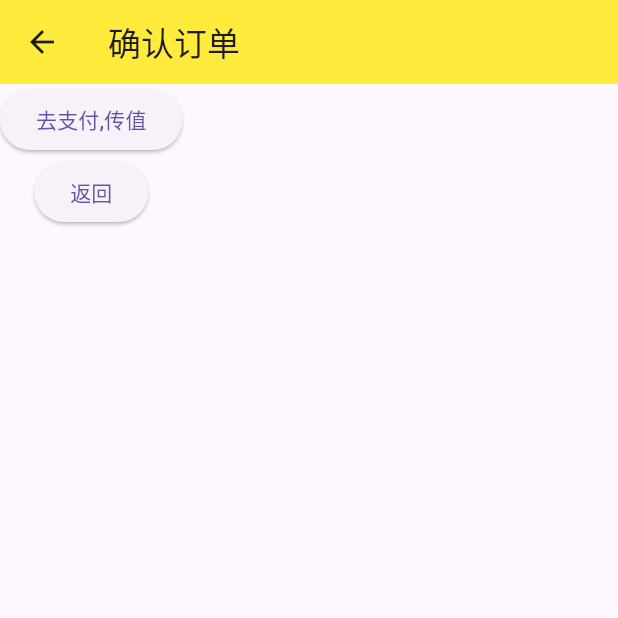
After one commit to su3233/flutter_demo, a Flutter app: the CreateOrderPage screen opened directly, on a phone screen of 412 x 824 dp, the top half of it. The commit adds this screen. Run offline on Flutter 3.47's test engine with Material 3 defaults, Android fonts, the phone set to English and light mode, and no system bars; our stand-ins replace date_format, fluttertoast, get, photo_view, shared_preferences; missing offline and left inert: dart:ffi; accounts and stored records are empty.

Commit message:
使用get进行路由跳转和传值、返回

```diff
--- /dev/null
+++ b/lib/bilibili/get/getPages/createOrder.dart
@@ -0,0 +1,30 @@
+import 'package:flutter/material.dart';
+import 'package:get/get.dart';
+
+class CreateOrderPage extends StatelessWidget {
+  const CreateOrderPage({super.key});
+
+  @override
+  Widget build(BuildContext context) {
+    return Scaffold(
+      appBar: AppBar(
+        title: const Text("确认订单"),
+        backgroundColor: Colors.yellow,
+      ),
+      body: Column(
+        children: [
+          ElevatedButton(
+              onPressed: () {
+                Get.toNamed("/realPay", arguments: {"count": "30元"});
+              },
+              child: const Text("去支付,传值")),
+          ElevatedButton(
+              onPressed: () {
+                Get.back();
+              },
+              child: const Text("返回")),
+        ],
+      ),
+    );
+  }
+}
--- a/lib/routers/routers.dart
+++ b/lib/routers/routers.dart
@@ -6,6 +6,7 @@ import '../bilibili/animation.dart';
 import '../bilibili/get/getx.dart';
 import '../bilibili/main.dart';
 import '../bilibili/wrap.dart';
+import '../bottomNavigationBar.dart';
 import '../pages/form.dart';
 import '../pages/news.dart';
 import '../pages/usersPages.dart';
@@ -28,7 +29,7 @@ import '../bilibili/list.dart' as listPage;
 import '../bilibili/stack.dart' as stack;
 
 final Map<String, WidgetBuilder> routes = {
-  // '/': (context) => const CategoryPage(id: "3"),
+  '/': (context) => const CategoryPage(id: "3"),
   '/search': (context) => const SearchPage(),
 
   ///命名路由传值
```
Also changed, not shown: lib/bilibili/get/getPages/realPay.dart (added, +50 -0 lines), lib/bilibili/get/getPages/shop.dart (added, +32 -0 lines), lib/bilibili/get/getRouters.dart (added, +35 -0 lines), lib/bilibili/get/getx.dart (+17 -1 lines), lib/main.dart (added, +27 -0 lines).
